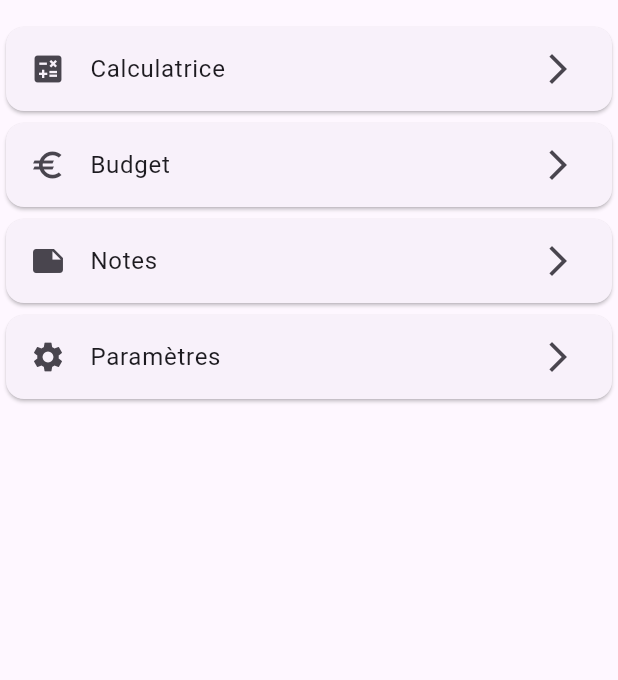
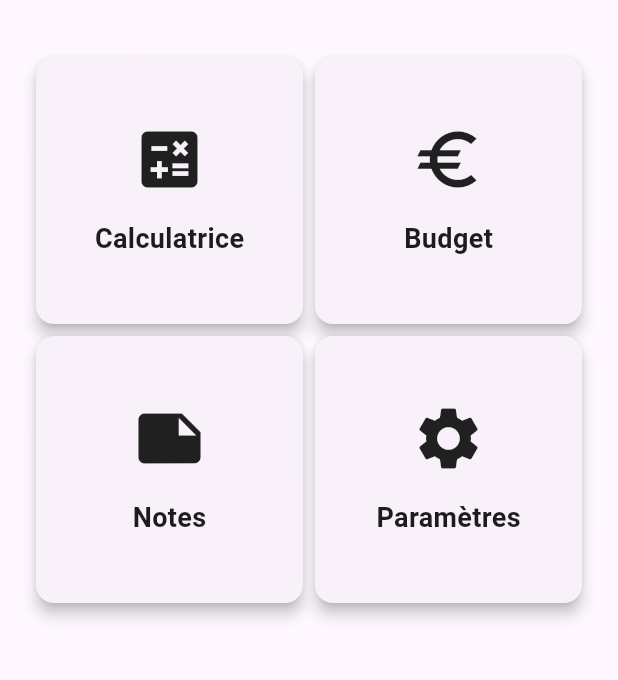
Before and after one commit to Epsilon-Ops/Flutter-Toolbox, a Flutter app: the screen it shows after launch, on a phone screen of 412 x 824 dp, the part 63-743 px from its top. Run offline on Flutter 3.47's test engine with Material 3 defaults, Android fonts, the phone set to English and light mode, and no system bars.

Commit message:
Changement de navigation dans la rubrique (Calculatrice) - Format Grille

```diff
--- a/lib/screens/home_screen.dart
+++ b/lib/screens/home_screen.dart
@@ -1,5 +1,5 @@
 import 'package:flutter/material.dart';
-import '../widgets/toolbox_card.dart';
+import '../widgets/toolbox_tile.dart';
 import '../features/calculator/calculator_screen.dart';
 
 class HomeScreen extends StatelessWidget {
@@ -12,37 +12,43 @@ class HomeScreen extends StatelessWidget {
         title: const Text('Flutter Toolbox'),
       ),
       body: Center(
-        child: Column(
+        child: GridView.count(
+          crossAxisCount: 2,
+          padding: const EdgeInsets.all(20),
           children: [
-            ToolboxCard(
-              title: "Calculatrice",
+
+            ToolboxTile(
+              title:"Calculatrice",
               icon: Icons.calculate,
               onTap: () {
                 Navigator.push(
                   context,
                   MaterialPageRoute(
-                    builder: (context) => const CalculatorScreen(),
+                    builder: (context) => const CalculatorScreen()
                   ),
                 );
               },
             ),
-            ToolboxCard(
-              title: "Budget",
+
+            ToolboxTile(
+              title:"Budget",
               icon: Icons.euro,
               onTap: () {},
             ),
-            ToolboxCard(
-              title: "Notes",
+
+            ToolboxTile(
+              title:"Notes",
               icon: Icons.note,
               onTap: () {},
             ),
-            ToolboxCard(
-              title: "Paramètres",
+
+            ToolboxTile(
+              title:"Paramètres",
               icon: Icons.settings,
               onTap: () {},
             ),
-          ],
-        ),
+          ]
+        )
       ),
     );
   }
--- /dev/null
+++ b/lib/widgets/toolbox_tile.dart
@@ -0,0 +1,42 @@
+import 'package:flutter/material.dart';
+
+class ToolboxTile extends StatelessWidget {
+  final String title;
+  final IconData icon;
+  final VoidCallback? onTap;
+
+  const ToolboxTile({
+    super.key,
+    required this.title,
+    required this.icon,
+    required this.onTap,
+    });
+
+    @override
+    Widget build(BuildContext context){
+      return InkWell(
+        onTap: onTap,
+        borderRadius: BorderRadius.circular(20),
+        child: Card(
+          elevation: 4,
+          child: Column(
+            mainAxisAlignment: MainAxisAlignment.center,
+            children: [
+              Icon(
+                icon,
+                size:50,
+              ),
+              const SizedBox(height: 15),
+              Text(
+                title,
+                style: const TextStyle(
+                  fontSize: 18,
+                  fontWeight: FontWeight.bold,
+                ),
+              ),
+            ],
+          ),
+        ),
+      );
+    }
+}
```
